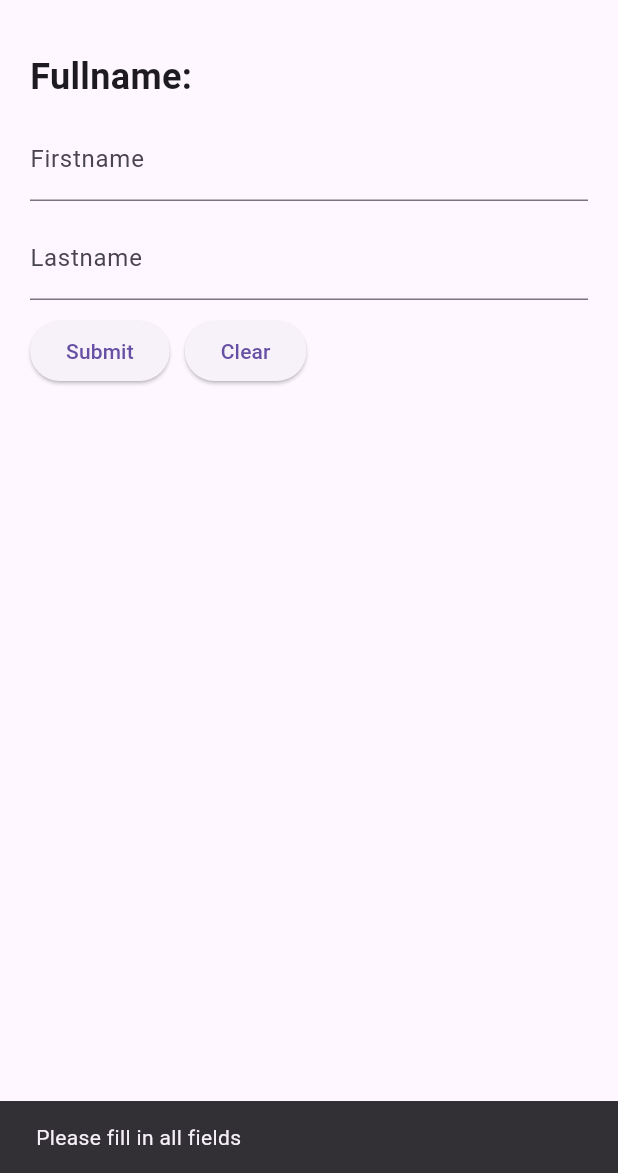
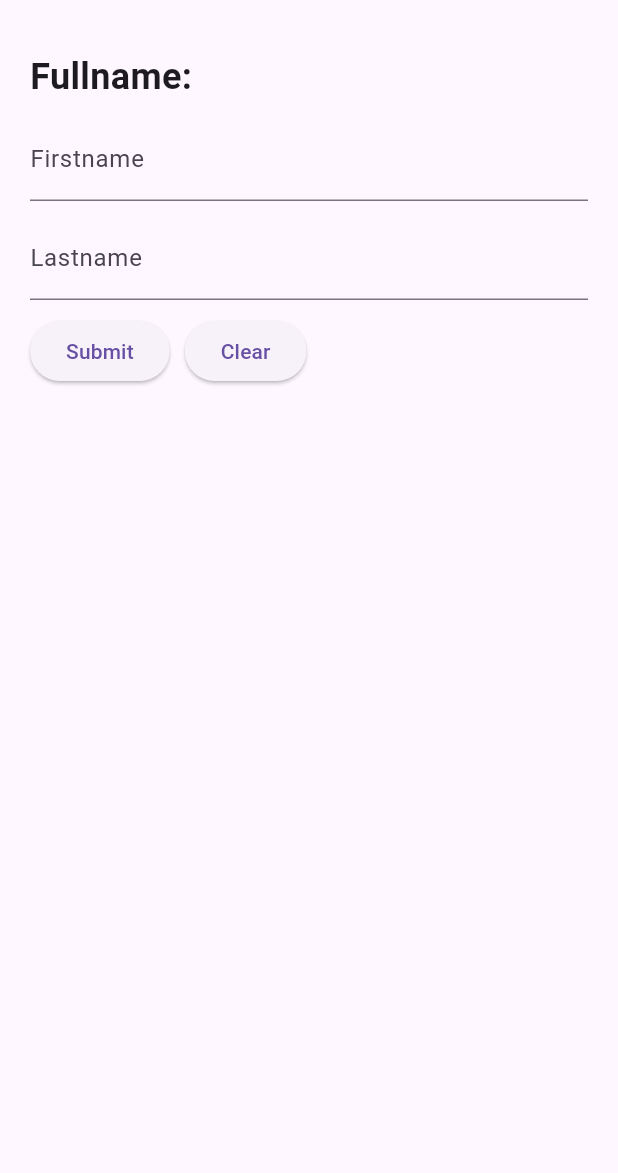
Before and after one commit to mobileapp-68/textform, a Flutter app: the screen it shows after launch, after a tap on "Submit", on a phone screen of 412 x 824 dp, the part 63-1236 px from its top. Run offline on Flutter 3.47's test engine with Material 3 defaults, Android fonts, the phone set to English and light mode, and no system bars; our stand-ins replace flutter_form_builder, flutter_hooks.

Commit message:
Refactor text input form: consolidate and reorganize code structure, removing redundant files and improving clarity

```diff
--- a/lib/main.dart
+++ b/lib/main.dart
@@ -1,84 +1 @@
-import 'package:flutter/material.dart';
-
-void main() {
-  runApp(const MyApp());
-}
-
-class MyApp extends StatelessWidget {
-  const MyApp({super.key});
-
-  @override
-  Widget build(BuildContext context) {
-    return MaterialApp(
-      home: Scaffold(
-        appBar: AppBar(title: Text("Text Form")),
-        body: MyForm(),
-      ),
-    );
-  }
-}
-
-class MyForm extends StatefulWidget {
-  const MyForm({super.key});
-
-  @override
-  State<MyForm> createState() => _MyFormState();
-}
-
-class _MyFormState extends State<MyForm> {
-  String _firstname = "";
-  String _lastname = "";
-
-  @override
-  Widget build(BuildContext context) {
-    return Padding(
-      padding: const EdgeInsets.all(20.0),
-      child: Column(
-        spacing: 10,
-        crossAxisAlignment: .start,
-        children: [
-          Text(
-            "Fullname: $_firstname $_lastname",
-            style: TextStyle(fontSize: 24, fontWeight: .bold),
-          ),
-          TextField(
-            decoration: const InputDecoration(labelText: "Firstname"),
-            onChanged: (value) => setState(() {
-              _firstname = value;
-            }),
-          ),
-          TextField(
-            decoration: const InputDecoration(labelText: "Lastname"),
-            onChanged: (value) => setState(() {
-              _lastname = value;
-            }),
-          ),
-          Row(
-            spacing: 10,
-            children: [
-              ElevatedButton(
-                onPressed: () {
-                  if (_firstname.isEmpty || _lastname.isEmpty) {
-                    ScaffoldMessenger.of(context).showSnackBar(
-                      SnackBar(content: Text("Please fill in all fields")),
-                    );
-                  }
-                },
-                child: Text("Submit"),
-              ),
-              ElevatedButton(
-                onPressed: () {
-                  setState(() {
-                    _firstname = "";
-                    _lastname = "";
-                  });
-                },
-                child: Text("Clear"),
-              ),
-            ],
-          ),
-        ],
-      ),
-    );
-  }
-}
+void main() {}
--- /dev/null
+++ b/lib/t01a_textfield.dart
@@ -0,0 +1,51 @@
+import 'package:flutter/material.dart';
+
+void main() {
+  runApp(const MyApp());
+}
+
+class MyApp extends StatelessWidget {
+  const MyApp({super.key});
+
+  @override
+  Widget build(BuildContext context) {
+    return MaterialApp(
+      home: Scaffold(
+        appBar: AppBar(title: Text("Text Form")),
+        body: MyForm(),
+      ),
+    );
+  }
+}
+
+class MyForm extends StatefulWidget {
+  const MyForm({super.key});
+
+  @override
+  State<MyForm> createState() => _MyFormState();
+}
+
+class _MyFormState extends State<MyForm> {
+  @override
+  Widget build(BuildContext context) {
+    return Padding(
+      padding: const EdgeInsets.all(20.0),
+      child: Column(
+        spacing: 10,
+        crossAxisAlignment: .start,
+        children: [
+          Text("Fullname:", style: TextStyle(fontSize: 24, fontWeight: .bold)),
+          TextField(decoration: const InputDecoration(labelText: "Firstname")),
+          TextField(decoration: const InputDecoration(labelText: "Lastname")),
+          Row(
+            spacing: 10,
+            children: [
+              ElevatedButton(onPressed: () {}, child: Text("Submit")),
+              ElevatedButton(onPressed: () {}, child: Text("Clear")),
+            ],
+          ),
+        ],
+      ),
+    );
+  }
+}
```
Also changed, not shown: lib/t01b_textfield.dart (renamed from lib/t01_simple_textfield.dart).
